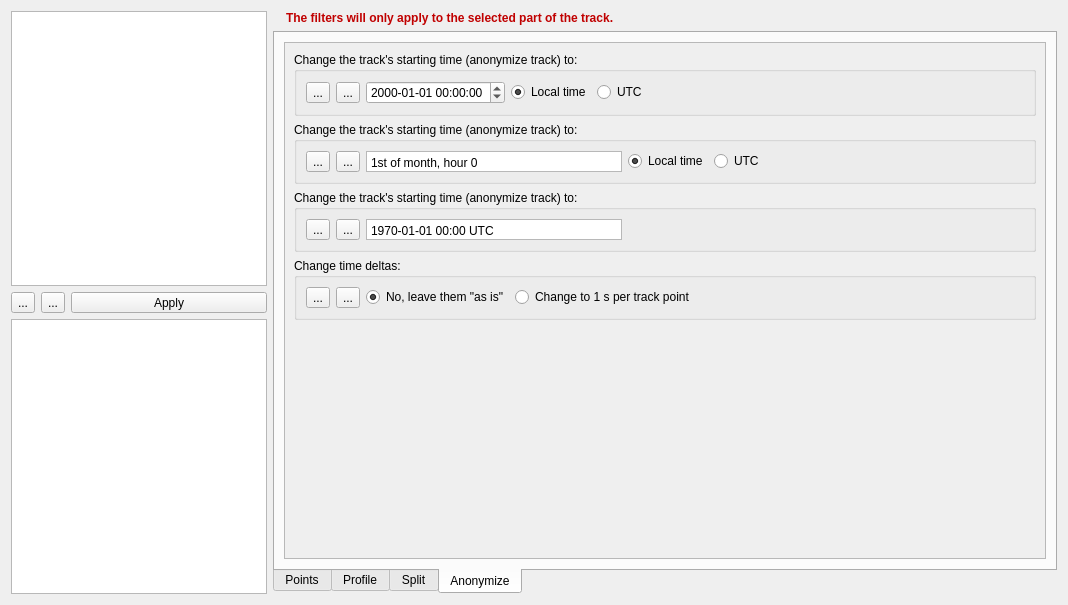
The window that src/ITrackFilterWidget.ui (ntruchsess/QLandkarteGT) describes before a commit, drawn with Qt 5.
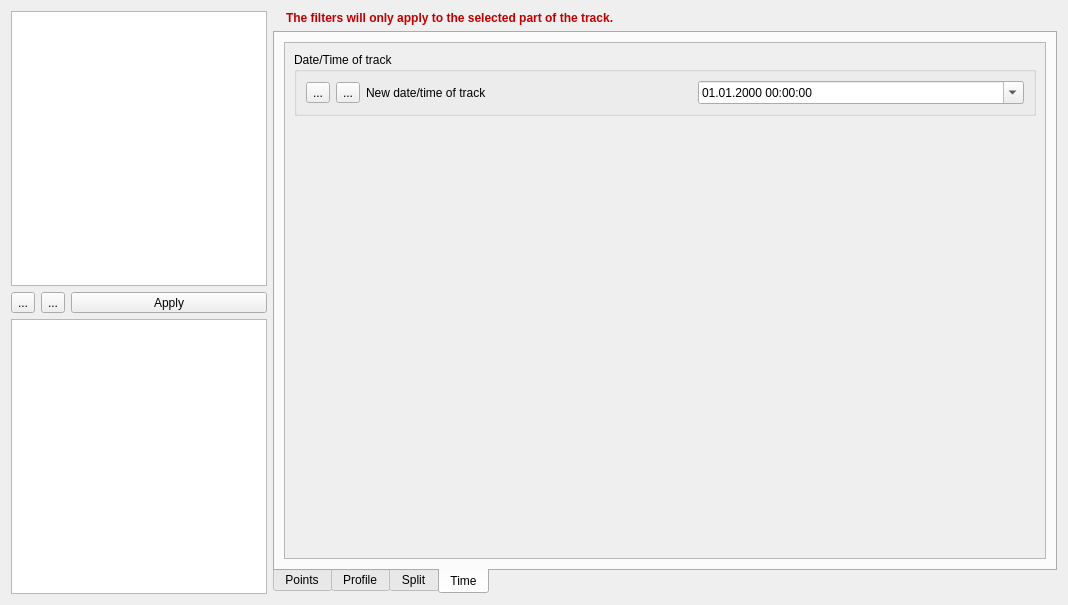
The same window after the commit. The open tabs and pages were chosen to show the change. Icons and pictures are not drawn.

Commit message: add new filter to change time of track

```diff
--- a/src/ITrackFilterWidget.ui
+++ b/src/ITrackFilterWidget.ui
@@ -1271,7 +1271,7 @@
           <normaloff>:/icons/cache/Virtual-Cache.png</normaloff>:/icons/cache/Virtual-Cache.png</iconset>
         </attribute>
         <attribute name="title">
-         <string>Anonymize</string>
+         <string>Time</string>
         </attribute>
         <layout class="QVBoxLayout" name="verticalLayout_6">
          <item>
@@ -1284,15 +1284,15 @@
              <rect>
               <x>0</x>
               <y>0</y>
-              <width>542</width>
-              <height>326</height>
+              <width>758</width>
+              <height>506</height>
              </rect>
             </property>
             <layout class="QVBoxLayout" name="verticalLayout_9">
              <item>
               <widget class="QGroupBox" name="groupAnon1">
                <property name="title">
-                <string>Change the track's starting time (anonymize track) to:</string>
+                <string>Date/Time of track</string>
                </property>
                <layout class="QHBoxLayout" name="horizontalLayout_13">
                 <item>
@@ -1318,280 +1318,21 @@
                  </widget>
                 </item>
                 <item>
-                 <widget class="QDateTimeEdit" name="dateTimeEdit">
-                  <property name="sizePolicy">
-                   <sizepolicy hsizetype="Minimum" vsizetype="Fixed">
-                    <horstretch>0</horstretch>
-                    <verstretch>0</verstretch>
-                   </sizepolicy>
+                 <widget class="QLabel" name="label_22">
+                  <property name="text">
+                   <string>New date/time of track</string>
                   </property>
-                  <property name="date">
-                   <date>
-                    <year>2000</year>
-                    <month>1</month>
-                    <day>1</day>
-                   </date>
-                  </property>
-                  <property name="maximumDate">
-                   <date>
-                    <year>2099</year>
-                    <month>12</month>
-                    <day>31</day>
-                   </date>
-                  </property>
+                 </widget>
+                </item>
+                <item>
+                 <widget class="QDateTimeEdit" name="dateTime1">
                   <property name="displayFormat">
-                   <string>yyyy-MM-dd HH:mm:ss</string>
+                   <string>dd.MM.yyyy HH:mm:ss</string>
                   </property>
-                 </widget>
-                </item>
-                <item>
-                 <widget class="QRadioButton" name="radioLocaltime">
-                  <property name="text">
-                   <string>Local time</string>
-                  </property>
-                  <property name="checked">
+                  <property name="calendarPopup">
                    <bool>true</bool>
                   </property>
                  </widget>
-                </item>
-                <item>
-                 <widget class="QRadioButton" name="radioUTC">
-                  <property name="text">
-                   <string>UTC</string>
-                  </property>
-                 </widget>
-                </item>
-                <item>
-                 <spacer name="horizontalSpacer_10">
-                  <property name="orientation">
-                   <enum>Qt::Horizontal</enum>
-                  </property>
-                  <property name="sizeHint" stdset="0">
-                   <size>
-                    <width>40</width>
-                    <height>20</height>
-                   </size>
-                  </property>
-                 </spacer>
-                </item>
-               </layout>
-              </widget>
-             </item>
-             <item>
-              <widget class="QGroupBox" name="groupAnon2">
-               <property name="title">
-                <string>Change the track's starting time (anonymize track) to:</string>
-               </property>
-               <layout class="QHBoxLayout" name="horizontalLayout_14">
-                <item>
-                 <widget class="QToolButton" name="toolAnon2Now">
-                  <property name="text">
-                   <string>...</string>
-                  </property>
-                  <property name="icon">
-                   <iconset resource="resources.qrc">
-                    <normaloff>:/icons/toolswizard.png</normaloff>:/icons/toolswizard.png</iconset>
-                  </property>
-                 </widget>
-                </item>
-                <item>
-                 <widget class="QToolButton" name="toolAddAnon2">
-                  <property name="text">
-                   <string>...</string>
-                  </property>
-                  <property name="icon">
-                   <iconset resource="resources.qrc">
-                    <normaloff>:/icons/iconAdd16x16.png</normaloff>:/icons/iconAdd16x16.png</iconset>
-                  </property>
-                 </widget>
-                </item>
-                <item>
-                 <widget class="QPlainTextEdit" name="textAnon2">
-                  <property name="enabled">
-                   <bool>true</bool>
-                  </property>
-                  <property name="sizePolicy">
-                   <sizepolicy hsizetype="Minimum" vsizetype="Ignored">
-                    <horstretch>0</horstretch>
-                    <verstretch>0</verstretch>
-                   </sizepolicy>
-                  </property>
-                  <property name="verticalScrollBarPolicy">
-                   <enum>Qt::ScrollBarAlwaysOff</enum>
-                  </property>
-                  <property name="horizontalScrollBarPolicy">
-                   <enum>Qt::ScrollBarAlwaysOff</enum>
-                  </property>
-                  <property name="undoRedoEnabled">
-                   <bool>false</bool>
-                  </property>
-                  <property name="readOnly">
-                   <bool>true</bool>
-                  </property>
-                  <property name="plainText">
-                   <string>1st of month, hour 0</string>
-                  </property>
-                 </widget>
-                </item>
-                <item>
-                 <widget class="QRadioButton" name="radioLocaltime2">
-                  <property name="text">
-                   <string>Local time</string>
-                  </property>
-                  <property name="checked">
-                   <bool>true</bool>
-                  </property>
-                 </widget>
-                </item>
-                <item>
-                 <widget class="QRadioButton" name="radioUTC2">
-                  <property name="text">
-                   <string>UTC</string>
-                  </property>
-                 </widget>
-                </item>
-                <item>
-                 <spacer name="horizontalSpacer_11">
-                  <property name="orientation">
-                   <enum>Qt::Horizontal</enum>
-                  </property>
-                  <property name="sizeHint" stdset="0">
-                   <size>
-                    <width>40</width>
-                    <height>20</height>
-                   </size>
-                  </property>
-                 </spacer>
-                </item>
-               </layout>
-              </widget>
-             </item>
-             <item>
-              <widget class="QGroupBox" name="groupAnon3">
-               <property name="title">
-                <string>Change the track's starting time (anonymize track) to:</string>
-               </property>
-               <layout class="QHBoxLayout" name="horizontalLayout_15">
-                <item>
-                 <widget class="QToolButton" name="toolAnon3Now">
-                  <property name="text">
-                   <string>...</string>
-                  </property>
-                  <property name="icon">
-                   <iconset resource="resources.qrc">
-                    <normaloff>:/icons/toolswizard.png</normaloff>:/icons/toolswizard.png</iconset>
-                  </property>
-                 </widget>
-                </item>
-                <item>
-                 <widget class="QToolButton" name="toolAddAnon3">
-                  <property name="text">
-                   <string>...</string>
-                  </property>
-                  <property name="icon">
-                   <iconset resource="resources.qrc">
-                    <normaloff>:/icons/iconAdd16x16.png</normaloff>:/icons/iconAdd16x16.png</iconset>
-                  </property>
-                 </widget>
-                </item>
-                <item>
-                 <widget class="QPlainTextEdit" name="textAnon3">
-                  <property name="sizePolicy">
-                   <sizepolicy hsizetype="Minimum" vsizetype="Ignored">
-                    <horstretch>0</horstretch>
-                    <verstretch>0</verstretch>
-                   </sizepolicy>
-                  </property>
-                  <property name="verticalScrollBarPolicy">
-                   <enum>Qt::ScrollBarAlwaysOff</enum>
-                  </property>
-                  <property name="horizontalScrollBarPolicy">
-                   <enum>Qt::ScrollBarAlwaysOff</enum>
-                  </property>
-                  <property name="undoRedoEnabled">
-                   <bool>false</bool>
-                  </property>
-                  <property name="readOnly">
-                   <bool>true</bool>
-                  </property>
-                  <property name="plainText">
-                   <string>1970-01-01 00:00 UTC</string>
-                  </property>
-                 </widget>
-                </item>
-                <item>
-                 <spacer name="horizontalSpacer_12">
-                  <property name="orientation">
-                   <enum>Qt::Horizontal</enum>
-                  </property>
-                  <property name="sizeHint" stdset="0">
-                   <size>
-                    <width>40</width>
-                    <height>20</height>
-                   </size>
-                  </property>
-                 </spacer>
-                </item>
-               </layout>
-              </widget>
-             </item>
-             <item>
-              <widget class="QGroupBox" name="groupAnon4">
-               <property name="title">
-                <string>Change time deltas:</string>
-               </property>
-               <layout class="QHBoxLayout" name="horizontalLayout_16">
-                <item>
-                 <widget class="QToolButton" name="toolAnon4Now">
-                  <property name="text">
-                   <string>...</string>
-                  </property>
-                  <property name="icon">
-                   <iconset resource="resources.qrc">
-                    <normaloff>:/icons/toolswizard.png</normaloff>:/icons/toolswizard.png</iconset>
-                  </property>
-                 </widget>
-                </item>
-                <item>
-                 <widget class="QToolButton" name="toolAddAnon4">
-                  <property name="text">
-                   <string>...</string>
-                  </property>
-                  <property name="icon">
-                   <iconset resource="resources.qrc">
-                    <normaloff>:/icons/iconAdd16x16.png</normaloff>:/icons/iconAdd16x16.png</iconset>
-                  </property>
-                 </widget>
-                </item>
-                <item>
-                 <widget class="QRadioButton" name="radioAnon4Leaveasis">
-                  <property name="text">
-                   <string>No, leave them &quot;as is&quot;</string>
-                  </property>
-                  <property name="checked">
-                   <bool>true</bool>
-                  </property>
-                 </widget>
-                </item>
-                <item>
-                 <widget class="QRadioButton" name="radioAnon4To1s">
-                  <property name="text">
-                   <string>Change to 1 s per track point</string>
-                  </property>
-                 </widget>
-                </item>
-                <item>
-                 <spacer name="horizontalSpacer_13">
-                  <property name="orientation">
-                   <enum>Qt::Horizontal</enum>
-                  </property>
-                  <property name="sizeHint" stdset="0">
-                   <size>
-                    <width>40</width>
-                    <height>20</height>
-                   </size>
-                  </property>
-                 </spacer>
                 </item>
                </layout>
               </widget>
```
Left out of the diff: 18 changed lines with no effect on the pictures. The commit also changes 4 other files.
